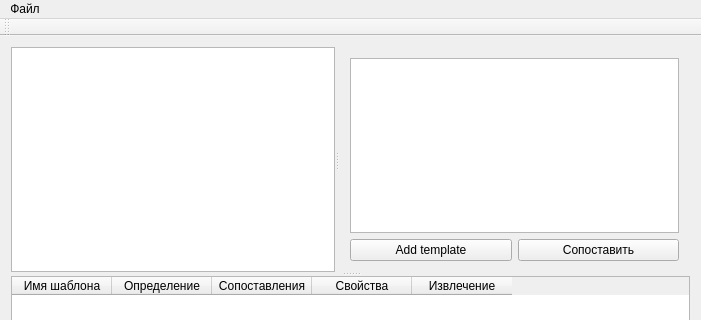
First picture: the form in mainwindow.ui, repository Rayleg/lsplWin, before the edit; both pictures show x 0 to 701 and y 0 to 320 of the 701 by 465 pixel window.
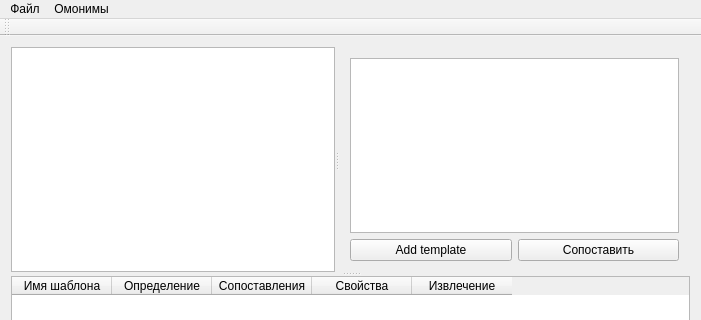
Second picture: the form after the edit.

Commit message: Add dialog for omonims

```diff
--- a/mainwindow.ui
+++ b/mainwindow.ui
@@ -117,7 +117,14 @@
     <addaction name="loadText"/>
     <addaction name="loadTemplate"/>
    </widget>
+   <widget class="QMenu" name="menuOmonim">
+    <property name="title">
+     <string>Омонимы</string>
+    </property>
+    <addaction name="showOmonims"/>
+   </widget>
    <addaction name="menu"/>
+   <addaction name="menuOmonim"/>
   </widget>
   <widget class="QToolBar" name="mainToolBar">
    <attribute name="toolBarArea">
```
Left out of the diff: 7 changed lines with no effect on the pictures. The commit also changes 6 other files.
